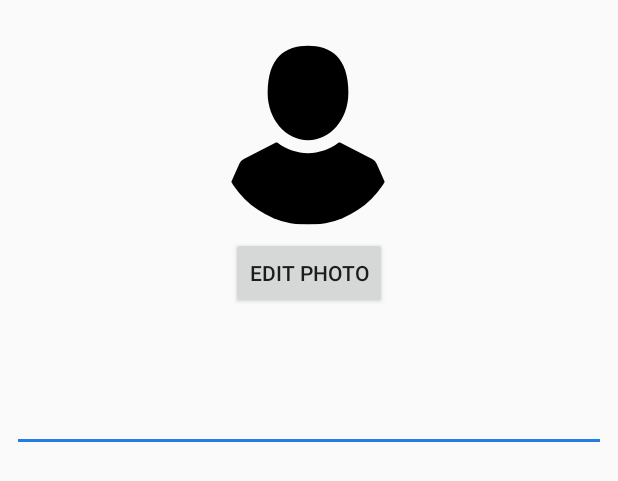
After one commit to Sufyan-Latif/AutCure, an Android app: the layout activity_update_info.xml on its own in the app's theme, with its tools: preview values and no code run, on a phone screen of 412 x 824 dp. The commit adds this screen. Shown: the top 481 px of the screen. Run offline under Robolectric (Android 15) with nearby library versions, the phone set to English and light mode, and no system bars; network calls fail.

Commit message:
Bugs Fixed

```diff
--- a/app/src/main/res/layout/activity_teacher_home.xml
+++ b/app/src/main/res/layout/activity_teacher_home.xml
@@ -74,11 +74,11 @@
         android:textSize="20sp" />
 
     <Button
-        android:id="@+id/button4"
+        android:id="@+id/btn_update_info"
         android:layout_width="350dp"
         android:layout_height="80dp"
+        android:layout_below="@id/button3"
         android:layout_centerHorizontal="true"
-        android:layout_below="@id/button3"
         android:layout_marginTop="10dp"
         android:background="@drawable/button"
         android:drawableStart="@drawable/ic_refresh"
--- /dev/null
+++ b/app/src/main/res/layout/activity_update_info.xml
@@ -0,0 +1,45 @@
+<?xml version="1.0" encoding="utf-8"?>
+<android.support.constraint.ConstraintLayout xmlns:android="http://schemas.android.com/apk/res/android"
+    xmlns:app="http://schemas.android.com/apk/res-auto"
+    xmlns:tools="http://schemas.android.com/tools"
+    android:layout_width="match_parent"
+    android:layout_height="match_parent"
+    tools:context=".activities.UpdateInfoActivity">
+
+    <de.hdodenhof.circleimageview.CircleImageView
+        android:id="@+id/profile_image"
+        android:layout_width="120dp"
+        android:layout_height="120dp"
+        android:layout_marginStart="8dp"
+        android:layout_marginTop="30dp"
+        android:layout_marginEnd="8dp"
+        android:src="@drawable/ic_user"
+        app:layout_constraintEnd_toEndOf="parent"
+        app:layout_constraintHorizontal_bias="0.498"
+        app:layout_constraintStart_toStartOf="parent"
+        app:layout_constraintTop_toTopOf="parent" />
+
+    <Button
+        android:id="@+id/btn_edit_photo"
+        android:layout_width="wrap_content"
+        android:layout_height="wrap_content"
+        android:layout_marginStart="8dp"
+        android:layout_marginTop="8dp"
+        android:layout_marginEnd="8dp"
+        android:text="Edit Photo"
+        app:layout_constraintEnd_toEndOf="parent"
+        app:layout_constraintStart_toStartOf="parent"
+        app:layout_constraintTop_toBottomOf="@+id/profile_image" />
+
+    <EditText
+        android:layout_width="match_parent"
+        android:layout_height="wrap_content"
+        android:layout_marginStart="8dp"
+        android:layout_marginTop="50dp"
+        android:layout_marginEnd="8dp"
+        app:layout_constraintEnd_toEndOf="parent"
+        app:layout_constraintStart_toStartOf="parent"
+        app:layout_constraintTop_toBottomOf="@+id/btn_edit_photo" />
+
+
+</android.support.constraint.ConstraintLayout>
```
Also changed, not shown: app/src/main/AndroidManifest.xml (+3 -5 lines), app/src/main/java/com/example/sufyanlatif/myapplication/FirebaseNotifications.java (deleted, +0 -24 lines), app/src/main/java/com/example/sufyanlatif/myapplication/activities/TeacherHomeActivity.java (+11 -2 lines), app/src/main/java/com/example/sufyanlatif/myapplication/activities/UpdateInfoActivity.java (added, +205 -0 lines), app/src/main/java/com/example/sufyanlatif/myapplication/webservices/UploadScore.java (+7 -7 lines), app/build.gradle (line endings or trailing spaces).
